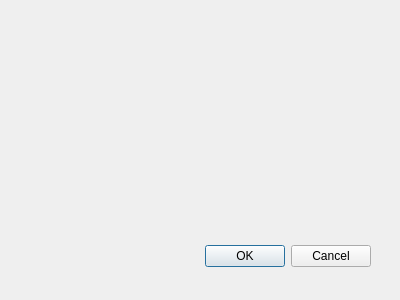
KoalaBR/spotlight, file finddialog.ui: the form before one commit.
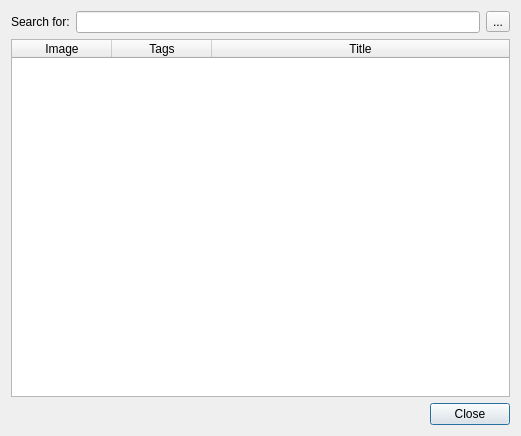
The form after the commit. Icons and pictures are not drawn.

Commit message: Loading / Saving from standard image path Find image according to title (if available)

Diff of the .ui file:
```diff
--- a/finddialog.ui
+++ b/finddialog.ui
@@ -8,29 +8,92 @@
    <rect>
     <x>0</x>
     <y>0</y>
-    <width>400</width>
-    <height>300</height>
+    <width>521</width>
+    <height>436</height>
    </rect>
   </property>
   <property name="windowTitle">
    <string>Dialog</string>
   </property>
-  <widget class="QDialogButtonBox" name="buttonBox">
-   <property name="geometry">
-    <rect>
-     <x>30</x>
-     <y>240</y>
-     <width>341</width>
-     <height>32</height>
-    </rect>
-   </property>
-   <property name="orientation">
-    <enum>Qt::Horizontal</enum>
-   </property>
-   <property name="standardButtons">
-    <set>QDialogButtonBox::Cancel|QDialogButtonBox::Ok</set>
-   </property>
-  </widget>
+  <layout class="QGridLayout" name="gridLayout">
+   <item row="0" column="0">
+    <layout class="QHBoxLayout" name="horizontalLayout">
+     <item>
+      <widget class="QLabel" name="label">
+       <property name="text">
+        <string>Search for:</string>
+       </property>
+      </widget>
+     </item>
+     <item>
+      <widget class="QLineEdit" name="leSearch"/>
+     </item>
+     <item>
+      <widget class="QToolButton" name="tbClear">
+       <property name="text">
+        <string>...</string>
+       </property>
+       <property name="icon">
+        <iconset resource="resources.qrc">
+         <normaloff>:/icons/emblem-unreadable.png</normaloff>:/icons/emblem-unreadable.png</iconset>
+       </property>
+       <property name="iconSize">
+        <size>
+         <width>24</width>
+         <height>24</height>
+        </size>
+       </property>
+      </widget>
+     </item>
+    </layout>
+   </item>
+   <item row="1" column="0">
+    <widget class="QTableWidget" name="tbwOverview">
+     <attribute name="horizontalHeaderStretchLastSection">
+      <bool>true</bool>
+     </attribute>
+     <column>
+      <property name="text">
+       <string>Image</string>
+      </property>
+     </column>
+     <column>
+      <property name="text">
+       <string>Tags</string>
+      </property>
+     </column>
+     <column>
+      <property name="text">
+       <string>Title</string>
+      </property>
+     </column>
+    </widget>
+   </item>
+   <item row="2" column="0">
+    <layout class="QHBoxLayout" name="horizontalLayout_2">
+     <item>
+      <spacer name="horizontalSpacer">
+       <property name="orientation">
+        <enum>Qt::Horizontal</enum>
+       </property>
+       <property name="sizeHint" stdset="0">
+        <size>
+         <width>40</width>
+         <height>20</height>
+        </size>
+       </property>
+      </spacer>
+     </item>
+     <item>
+      <widget class="QPushButton" name="pushButton">
+       <property name="text">
+        <string>Close</string>
+       </property>
+      </widget>
+     </item>
+    </layout>
+   </item>
+  </layout>
  </widget>
  <pixmapfunction/>
  <resources/>
```
Left out of the diff: 44 changed lines with no effect on the pictures. The commit also changes 8 other files.
